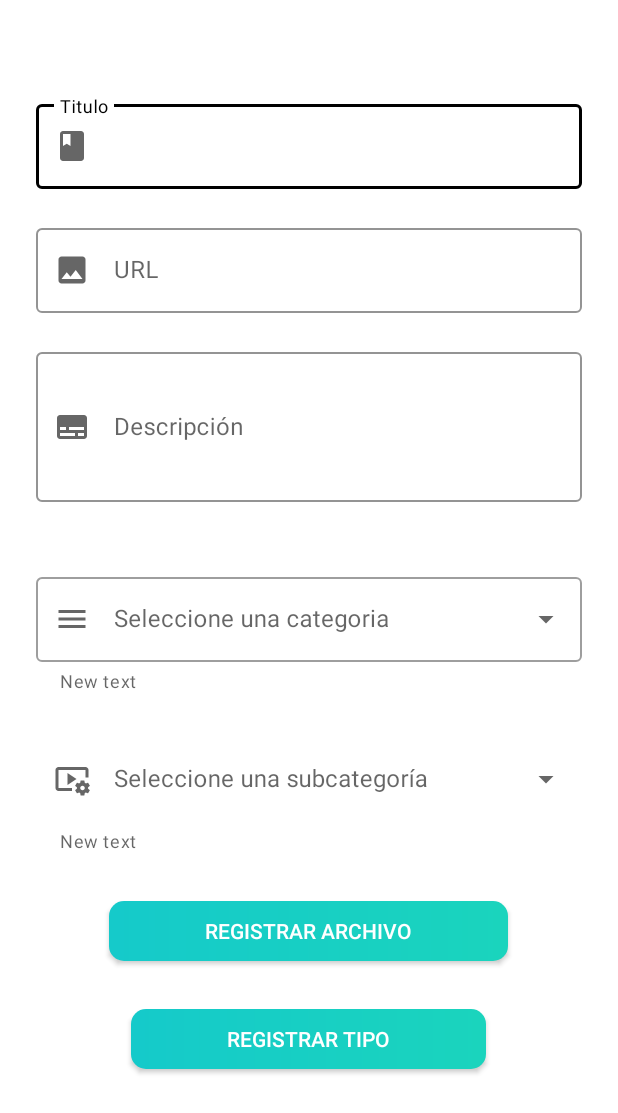
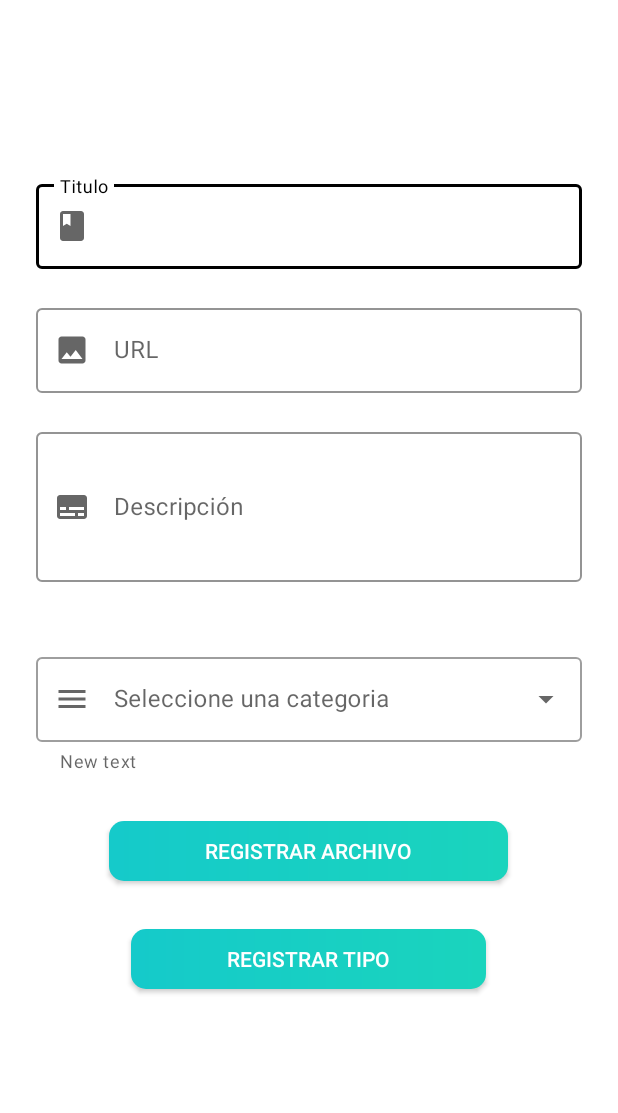
Before and after one commit to Kraldr/ProjectIS4, an Android app: the CreateCategory screen opened directly, with no data from a screen before it, on a phone screen of 412 x 824 dp. Shown: the top 1113 px of the screen. Run offline under Robolectric (Android 15) with nearby library versions, the phone set to English and light mode, and no system bars; our stand-ins replace Firebase (no records; nobody signed in at launch, a user with empty details on screens opened directly).

```diff
--- a/app/src/main/java/com/example/project/contentClass.kt
+++ b/app/src/main/java/com/example/project/contentClass.kt
@@ -5,5 +5,8 @@ data class contentClass(
     val title:String = "",
     val descrip:String = "",
     val type:String = "",
-    val url:String = ""
+    val url:String = "",
+    val typeSubTitle:String = "",
+    val typeSelect:String = "",
+    val typeSelectVideo:String = ""
 )
--- a/app/src/main/res/layout/activity_create_category.xml
+++ b/app/src/main/res/layout/activity_create_category.xml
@@ -115,28 +115,7 @@
 
         </com.google.android.material.textfield.TextInputLayout>
 
-        <com.google.android.material.textfield.TextInputLayout
-            style="@style/Widget.MaterialComponents.TextInputLayout.OutlinedBox.ExposedDropdownMenu"
-            android:layout_width="match_parent"
-            android:layout_marginLeft="24dp"
-            app:helperTextEnabled="true"
-            app:helperText="New text"
-            app:startIconDrawable="@drawable/ic_baseline_video_settings_24"
-            app:startIconContentDescription="Info Icon"
-            app:errorEnabled="true"
-            android:layout_marginTop="24dp"
-            android:layout_marginRight="24dp"
-            android:layout_height="wrap_content">
 
-            <AutoCompleteTextView
-                android:id="@+id/typeBase"
-                android:layout_width="match_parent"
-                android:layout_weight="1"
-                android:hint="Seleccione una subcategoría"
-                android:layout_height="wrap_content"
-                android:inputType="none" />
-
-        </com.google.android.material.textfield.TextInputLayout>
 
         <androidx.appcompat.widget.AppCompatButton
             android:id="@+id/btnRegistro"
```
Also changed, not shown: app/src/main/java/com/example/project/CreateContent.kt (+162 -40 lines).
